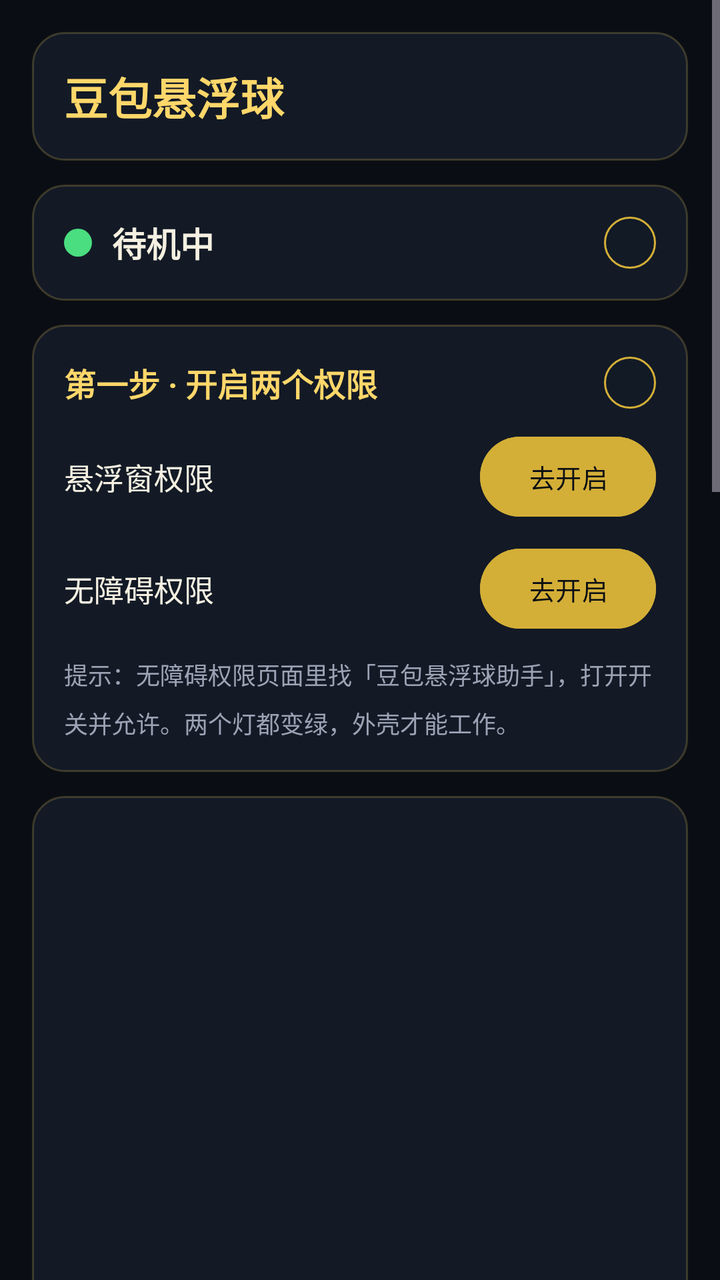
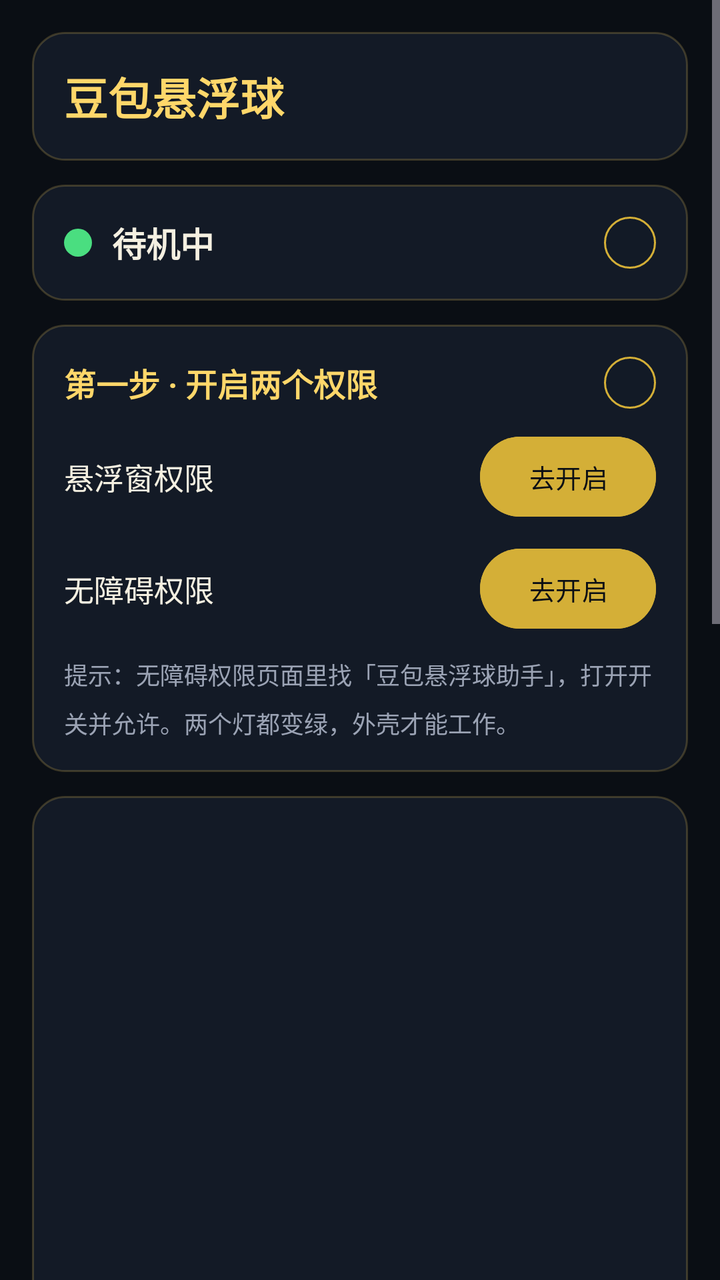

The first picture is an Android layout as it rendered before a commit; the second is the same layout after the commit. The layout source and the unified diff follow.
<!-- AndroidManifest.xml: application theme Theme.DoubaoBall -->
<!-- res/layout/activity_main.xml -->
<?xml version="1.0" encoding="utf-8"?>
<ScrollView xmlns:android="http://schemas.android.com/apk/res/android"
    android:layout_width="match_parent"
    android:layout_height="match_parent"
    android:background="#0A0E14"
    android:fillViewport="true">

    <LinearLayout
        android:layout_width="match_parent"
        android:layout_height="wrap_content"
        android:orientation="vertical"
        android:padding="16dp">

        
        <LinearLayout
            android:layout_width="match_parent"
            android:layout_height="wrap_content"
            android:background="@drawable/card_bg"
            android:gravity="center_vertical"
            android:orientation="horizontal"
            android:padding="16dp">

            <TextView
                android:layout_width="0dp"
                android:layout_height="wrap_content"
                android:layout_weight="1"
                android:text="豆包悬浮球"
                android:textColor="#FFD76A"
                android:textSize="22sp"
                android:textStyle="bold" />

            <TextView
                android:id="@+id/tvAppInfo"
                android:layout_width="wrap_content"
                android:layout_height="wrap_content"
                android:gravity="end"
                android:lineSpacingMultiplier="1.3"
                android:textColor="#9BA3B4"
                android:textSize="11sp" />
        </LinearLayout>

        
        <LinearLayout
            android:layout_width="match_parent"
            android:layout_height="wrap_content"
            android:layout_marginTop="12dp"
            android:background="@drawable/card_bg"
            android:gravity="center_vertical"
            android:orientation="horizontal"
            android:padding="16dp">

            <View
                android:id="@+id/viewStatusLight"
                android:layout_width="14dp"
                android:layout_height="14dp"
                android:background="@drawable/status_light" />

            <TextView
                android:id="@+id/tvStatus"
                android:layout_width="0dp"
                android:layout_height="wrap_content"
                android:layout_marginStart="10dp"
                android:layout_weight="1"
                android:text="待机中"
                android:textColor="#F5F0E1"
                android:textSize="17sp"
                android:textStyle="bold" />

            <TextView
                android:id="@+id/tvHelpState"
                style="@style/HelpDot" />
        </LinearLayout>

        
        <LinearLayout
            android:layout_width="match_parent"
            android:layout_height="wrap_content"
            android:layout_marginTop="12dp"
            android:background="@drawable/card_bg"
            android:orientation="vertical"
            android:padding="16dp">

            <LinearLayout
                android:layout_width="match_parent"
                android:layout_height="wrap_content"
                android:gravity="center_vertical"
                android:orientation="horizontal">

                <TextView
                    style="@style/CardTitle"
                    android:text="第一步 · 开启两个权限" />

                <TextView
                    android:id="@+id/tvHelpPermission"
                    style="@style/HelpDot" />
            </LinearLayout>

            <LinearLayout
                android:layout_width="match_parent"
                android:layout_height="wrap_content"
                android:layout_marginTop="10dp"
                android:gravity="center_vertical"
                android:orientation="horizontal">

                <TextView
                    android:id="@+id/tvOverlayPerm"
                    style="@style/PermLabel"
                    android:text="悬浮窗权限" />

                <Button
                    android:id="@+id/btnOverlayPerm"
                    style="@style/GoldBtnSmall"
                    android:text="去开启" />
            </LinearLayout>

            <LinearLayout
                android:layout_width="match_parent"
                android:layout_height="wrap_content"
                android:layout_marginTop="8dp"
                android:gravity="center_vertical"
                android:orientation="horizontal">

                <TextView
                    android:id="@+id/tvA11yPerm"
                    style="@style/PermLabel"
                    android:text="无障碍权限" />

                <Button
                    android:id="@+id/btnA11yPerm"
                    style="@style/GoldBtnSmall"
                    android:text="去开启" />
            </LinearLayout>

            <TextView
                android:layout_width="match_parent"
                android:layout_height="wrap_content"
                android:layout_marginTop="10dp"
                android:lineSpacingMultiplier="1.4"
                android:text="提示：无障碍权限页面里找「豆包悬浮球助手」，打开开关并允许。两个灯都变绿，外壳才能工作。"
                android:textColor="#9BA3B4"
                android:textSize="12sp" />
        </LinearLayout>

        
        <LinearLayout
            android:layout_width="match_parent"
            android:layout_height="wrap_content"
            android:layout_marginTop="12dp"
            android:background="@drawable/card_bg"
            android:orientation="vertical"
            android:padding="16dp">

            <TextView
                style="@style/CardTitle"
                android:text="第二步 · 召唤悬浮球" />

            <Button
                android:id="@+id/btnToggleBall"
                style="@style/GoldBtn"
                android:layout_marginTop="12dp"
                android:text="显示悬浮球" />

            <TextView
                android:layout_width="match_parent"
                android:layout_height="wrap_content"
                android:layout_marginTop="14dp"
                android:text="悬浮球大小"
                android:textColor="#F5F0E1"
                android:textSize="14sp" />

            <SeekBar
                android:id="@+id/seekSize"
                android:layout_width="match_parent"
                android:layout_height="wrap_content"
                android:layout_marginTop="4dp"
                android:max="60"
                android:progress="22" />

            <com.google.android.material.switchmaterial.SwitchMaterial
                android:id="@+id/swDoubleHide"
                android:layout_width="match_parent"
                android:layout_height="wrap_content"
                android:layout_marginTop="8dp"
                android:text="待机时双击可隐藏悬浮球"
                android:textColor="#F5F0E1" />

            <com.google.android.material.switchmaterial.SwitchMaterial
                android:id="@+id/swBackHome"
                android:layout_width="match_parent"
                android:layout_height="wrap_content"
                android:layout_marginTop="4dp"
                android:text="挂断后自动回到桌面"
                android:textColor="#F5F0E1" />
        </LinearLayout>

        
        <LinearLayout
            android:layout_width="match_parent"
            android:layout_height="wrap_content"
            android:layout_marginTop="12dp"
            android:background="@drawable/card_bg"
            android:orientation="vertical"
            android:padding="16dp">

            <TextView
                style="@style/CardTitle"
                android:text="手势说明书" />

            <LinearLayout
                android:layout_width="match_parent"
                android:layout_height="wrap_content"
                android:layout_marginTop="10dp"
                android:gravity="center_vertical"
                android:orientation="horizontal">

                <TextView
                    style="@style/GestureText"
                    android:layout_weight="1"
                    android:text="单击球 → 豆包自动打开并进入语音通话" />

                <TextView
                    android:id="@+id/tvHelpSingle"
                    style="@style/HelpDot" />
            </LinearLayout>

            <LinearLayout
                android:layout_width="match_parent"
                android:layout_height="wrap_content"
                android:layout_marginTop="8dp"
                android:gravity="center_vertical"
                android:orientation="horizontal">

                <TextView
                    style="@style/GestureText"
                    android:layout_weight="1"
                    android:text="通话中单击 → 暂停 / 再点继续" />

                <TextView
                    android:id="@+id/tvHelpPause"
                    style="@style/HelpDot" />
            </LinearLayout>

            <LinearLayout
                android:layout_width="match_parent"
                android:layout_height="wrap_content"
                android:layout_marginTop="8dp"
                android:gravity="center_vertical"
                android:orientation="horizontal">

                <TextView
                    style="@style/GestureText"
                    android:layout_weight="1"
                    android:text="双击球 → 挂断关闭，回到待机" />

                <TextView
                    android:id="@+id/tvHelpDouble"
                    style="@style/HelpDot" />
            </LinearLayout>
        </LinearLayout>

        
        <LinearLayout
            android:layout_width="match_parent"
            android:layout_height="wrap_content"
            android:layout_marginTop="12dp"
            android:background="@drawable/card_bg"
            android:orientation="vertical"
            android:padding="16dp">

            <LinearLayout
                android:layout_width="match_parent"
                android:layout_height="wrap_content"
                android:gravity="center_vertical"
                android:orientation="horizontal">

                <TextView
                    android:id="@+id/tvRecordTitle"
                    style="@style/CardTitle"
                    android:text="操作记录" />

                <TextView
                    android:id="@+id/tvHelpRecord"
                    style="@style/HelpDot" />
            </LinearLayout>

            <LinearLayout
                android:id="@+id/layoutRecords"
                android:layout_width="match_parent"
                android:layout_height="wrap_content"
                android:layout_marginTop="8dp"
                android:orientation="vertical" />

            <Button
                android:id="@+id/btnClearRecords"
                style="@style/GhostBtn"
                android:layout_marginTop="8dp"
                android:text="清空记录" />
        </LinearLayout>

        
        <LinearLayout
            android:layout_width="match_parent"
            android:layout_height="wrap_content"
            android:layout_marginTop="12dp"
            android:background="@drawable/card_bg"
            android:orientation="vertical"
            android:padding="16dp">

            <LinearLayout
                android:layout_width="match_parent"
                android:layout_height="wrap_content"
                android:gravity="center_vertical"
                android:orientation="horizontal">

                <TextView
                    style="@style/CardTitle"
                    android:text="对外接口（供其他程序调用）" />

                <TextView
                    android:id="@+id/tvHelpApi"
                    style="@style/HelpDot" />
            </LinearLayout>

            <TextView
                android:layout_width="match_parent"
                android:layout_height="wrap_content"
                android:layout_marginTop="8dp"
                android:fontFamily="monospace"
                android:lineSpacingMultiplier="1.5"
                android:text="com.junge.doubaoball.ACTION_CALL_START  发起通话\ncom.junge.doubaoball.ACTION_CALL_END    挂断通话\ncom.junge.doubaoball.ACTION_CALL_TOGGLE 暂停/继续\ncom.junge.doubaoball.ACTION_BALL_SHOW   显示球\ncom.junge.doubaoball.ACTION_BALL_HIDE   隐藏球"
                android:textColor="#7DD3FC"
                android:textSize="11sp" />
        </LinearLayout>

        <TextView
            android:layout_width="match_parent"
            android:layout_height="wrap_content"
            android:layout_marginTop="16dp"
            android:layout_marginBottom="10dp"
            android:gravity="center"
            android:text="作者：军哥懂保 · 微信 xunijiayuan"
            android:textColor="#5B6373"
            android:textSize="11sp" />
    </LinearLayout>
</ScrollView>
<!-- resources referenced by this layout -->
<resources>
  <!-- drawable card_bg (drawable) -->
  <?xml version="1.0" encoding="utf-8"?>
  <shape xmlns:android="http://schemas.android.com/apk/res/android" android:shape="rectangle">
      <solid android:color="#131A26" />
      <stroke android:width="1dp" android:color="#33FFD76A" />
      <corners android:radius="16dp" />
  </shape>
  <!-- drawable status_light (drawable) -->
  <?xml version="1.0" encoding="utf-8"?>
  <shape xmlns:android="http://schemas.android.com/apk/res/android" android:shape="oval">
      <solid android:color="#4ADE80" />
  </shape>
  <style name="CardTitle">
          <item name="android:layout_width">0dp</item>
          <item name="android:layout_height">wrap_content</item>
          <item name="android:layout_weight">1</item>
          <item name="android:textColor">#FFD76A</item>
          <item name="android:textSize">16sp</item>
          <item name="android:textStyle">bold</item>
      </style>
  <style name="GestureText">
          <item name="android:layout_width">0dp</item>
          <item name="android:layout_height">wrap_content</item>
          <item name="android:textColor">#F5F0E1</item>
          <item name="android:textSize">14sp</item>
          <item name="android:lineSpacingMultiplier">1.3</item>
      </style>
  <style name="GhostBtn" parent="Widget.Material3.Button.OutlinedButton">
          <item name="android:layout_width">match_parent</item>
          <item name="android:layout_height">wrap_content</item>
          <item name="android:textColor">#9BA3B4</item>
      </style>
  <style name="GoldBtn" parent="Widget.Material3.Button">
          <item name="android:layout_width">match_parent</item>
          <item name="android:layout_height">wrap_content</item>
          <item name="android:backgroundTint">#D4AF37</item>
          <item name="android:textColor">#0A0E14</item>
          <item name="android:textStyle">bold</item>
      </style>
  <style name="GoldBtnSmall" parent="Widget.Material3.Button">
          <item name="android:layout_width">wrap_content</item>
          <item name="android:layout_height">wrap_content</item>
          <item name="android:minWidth">88dp</item>
          <item name="android:backgroundTint">#D4AF37</item>
          <item name="android:textColor">#0A0E14</item>
          <item name="android:textSize">13sp</item>
      </style>
  <style name="HelpDot">
          <item name="android:layout_width">26dp</item>
          <item name="android:layout_height">26dp</item>
          <item name="android:background">@drawable/circle_help</item>
          <item name="android:gravity">center</item>
          <item name="android:text">?</item>
          <item name="android:textColor">#FFD76A</item>
          <item name="android:textSize">13sp</item>
          <item name="android:textStyle">bold</item>
      </style>
  <style name="PermLabel">
          <item name="android:layout_width">0dp</item>
          <item name="android:layout_height">wrap_content</item>
          <item name="android:layout_weight">1</item>
          <item name="android:textColor">#F5F0E1</item>
          <item name="android:textSize">15sp</item>
      </style>
  <style name="Theme.DoubaoBall" parent="Theme.Material3.Dark.NoActionBar">
          <item name="android:statusBarColor">#0A0E14</item>
          <item name="android:navigationBarColor">#0A0E14</item>
          <item name="android:windowBackground">#0A0E14</item>
      </style>
  <!-- drawable circle_help (drawable) -->
  <?xml version="1.0" encoding="utf-8"?>
  <shape xmlns:android="http://schemas.android.com/apk/res/android" android:shape="oval">
      <solid android:color="#22131A26" />
      <stroke android:width="1dp" android:color="#D4AF37" />
  </shape>
</resources>

<!-- the commit's change to res/layout/activity_main.xml (unified diff, before → after) -->
@@ -296,50 +296,5 @@
                 android:layout_marginTop="8dp"
                 android:text="清空记录" />
         </LinearLayout>
-
-        
-        <LinearLayout
-            android:layout_width="match_parent"
-            android:layout_height="wrap_content"
-            android:layout_marginTop="12dp"
-            android:background="@drawable/card_bg"
-            android:orientation="vertical"
-            android:padding="16dp">
-
-            <LinearLayout
-                android:layout_width="match_parent"
-                android:layout_height="wrap_content"
-                android:gravity="center_vertical"
-                android:orientation="horizontal">
-
-                <TextView
-                    style="@style/CardTitle"
-                    android:text="对外接口（供其他程序调用）" />
-
-                <TextView
-                    android:id="@+id/tvHelpApi"
-                    style="@style/HelpDot" />
-            </LinearLayout>
-
-            <TextView
-                android:layout_width="match_parent"
-                android:layout_height="wrap_content"
-                android:layout_marginTop="8dp"
-                android:fontFamily="monospace"
-                android:lineSpacingMultiplier="1.5"
-                android:text="com.junge.doubaoball.ACTION_CALL_START  发起通话\ncom.junge.doubaoball.ACTION_CALL_END    挂断通话\ncom.junge.doubaoball.ACTION_CALL_TOGGLE 暂停/继续\ncom.junge.doubaoball.ACTION_BALL_SHOW   显示球\ncom.junge.doubaoball.ACTION_BALL_HIDE   隐藏球"
-                android:textColor="#7DD3FC"
-                android:textSize="11sp" />
-        </LinearLayout>
-
-        <TextView
-            android:layout_width="match_parent"
-            android:layout_height="wrap_content"
-            android:layout_marginTop="16dp"
-            android:layout_marginBottom="10dp"
-            android:gravity="center"
-            android:text="作者：军哥懂保 · 微信 xunijiayuan"
-            android:textColor="#5B6373"
-            android:textSize="11sp" />
     </LinearLayout>
 </ScrollView>
